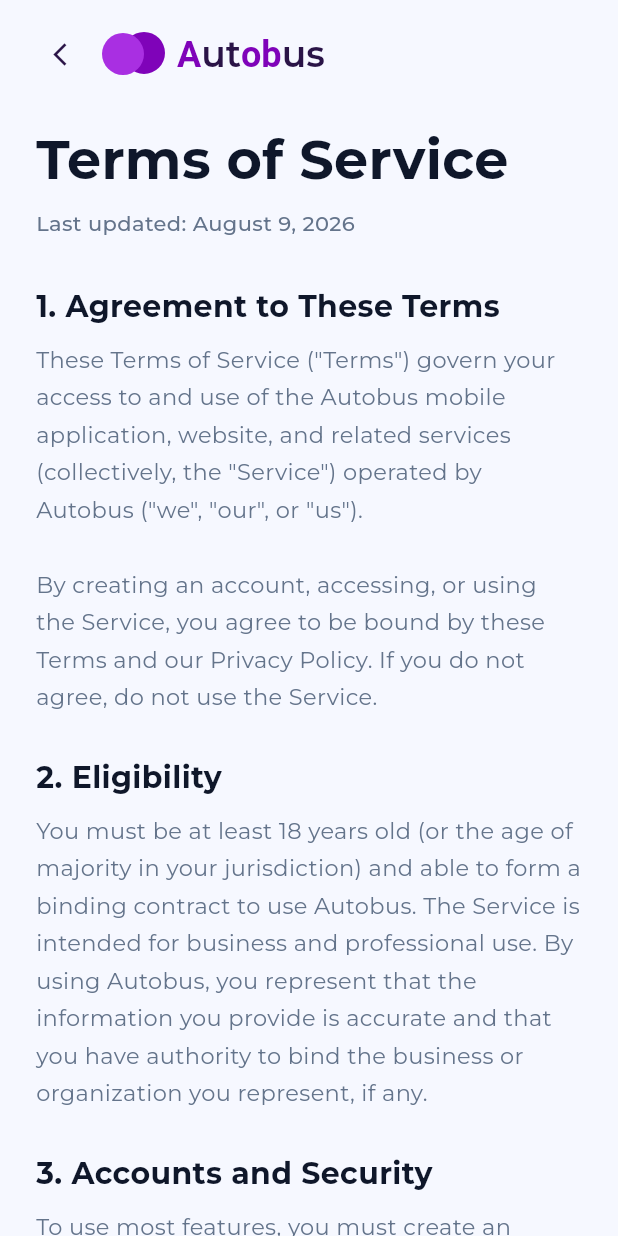
After one commit to frederickohe/autobus-web, a Flutter app: the screen it shows after launch, after a tap on "Terms and Conditions", on a phone screen of 412 x 824 dp. The commit adds this screen. Run offline on Flutter 3.47's test engine with Material 3 defaults, Android fonts, the phone set to English and light mode, and no system bars; our stand-ins replace bloc, equatable, file_picker, flutter_bloc, flutter_dotenv, flutter_secure_storage and 9 more; missing offline and left inert: flutter_paystack_plus, iconify_flutter; network calls fail.

Commit message:
Add public Terms of Service page at /terms for Autobus web.
Co-authored-by: Cursor <cursoragent@cursor.com>

```diff
--- a/lib/features/auth/logorsign.dart
+++ b/lib/features/auth/logorsign.dart
@@ -1,5 +1,8 @@
 import 'package:autobus/barrel.dart';
 import 'package:autobus/features/legal/privacy_policy_page.dart';
+import 'package:autobus/features/legal/terms_of_service_page.dart';
+import 'package:autobus/features/web/legal_web_paths.dart';
+import 'package:flutter/foundation.dart' show kIsWeb;
 
 class LogorSign extends StatelessWidget {
   const LogorSign({super.key});
@@ -188,7 +191,17 @@ class _BottomPanel extends StatelessWidget {
                 mainAxisSize: MainAxisSize.min,
                 children: [
                   GestureDetector(
-                    onTap: () {},
+                    onTap: () {
+                      if (kIsWeb) {
+                        openLegalWebPath('/terms');
+                        return;
+                      }
+                      Navigator.of(context).push(
+                        MaterialPageRoute(
+                          builder: (_) => const TermsOfServicePage(),
+                        ),
+                      );
+                    },
                     child: Text(
                       'Terms and Conditions',
                       style: tStyle(size: 12),
@@ -197,6 +210,10 @@ class _BottomPanel extends StatelessWidget {
                   SizedBox(height: 8 * s),
                   GestureDetector(
                     onTap: () {
+                      if (kIsWeb) {
+                        openLegalWebPath('/privacy');
+                        return;
+                      }
                       Navigator.of(context).push(
                         MaterialPageRoute(
                           builder: (_) => const PrivacyPolicyPage(),
--- /dev/null
+++ b/lib/features/legal/terms_of_service_page.dart
@@ -0,0 +1,341 @@
+import 'package:autobus/barrel.dart';
+import 'package:autobus/features/web/landing/landing.dart';
+import 'package:flutter/foundation.dart' show kIsWeb;
+
+class TermsOfServicePage extends StatelessWidget {
+  const TermsOfServicePage({super.key});
+
+  static const _bg = Color(0xFFF6F8FF);
+  static const _ink = Color(0xFF0F172A);
+  static const _muted = Color(0xFF64748B);
+  static const _brand = Color(0xFF2A1447);
+
+  static const _lastUpdated = 'August 9, 2026';
+  static const _contactEmail = 'privacy@autobus.app';
+
+  @override
+  Widget build(BuildContext context) {
+    return Scaffold(
+      backgroundColor: _bg,
+      body: SafeArea(
+        child: Column(
+          children: [
+            _Header(
+              onBack: () {
+                if (Navigator.of(context).canPop()) {
+                  Navigator.of(context).pop();
+                  return;
+                }
+                if (kIsWeb) {
+                  Navigator.of(context).pushReplacement(
+                    MaterialPageRoute(builder: (_) => const LandingPage()),
+                  );
+                }
+              },
+            ),
+            Expanded(
+              child: SingleChildScrollView(
+                padding: const EdgeInsets.fromLTRB(24, 8, 24, 48),
+                child: Center(
+                  child: ConstrainedBox(
+                    constraints: const BoxConstraints(maxWidth: 760),
+                    child: Column(
+                      crossAxisAlignment: CrossAxisAlignment.start,
+                      children: [
+                        Text(
+                          'Terms of Service',
+                          style: GoogleFonts.montserrat(
+                            fontSize: 36,
+                            fontWeight: FontWeight.w700,
+                            color: _ink,
+                          ),
+                        ),
+                        const SizedBox(height: 8),
+                        Text(
+                          'Last updated: $_lastUpdated',
+                          style: GoogleFonts.montserrat(
+                            fontSize: 14,
+                            fontWeight: FontWeight.w500,
+                            color: _muted,
+                          ),
+                        ),
+                        const SizedBox(height: 32),
+                        const _PolicySection(
+                          title: '1. Agreement to These Terms',
+                          body:
+                              'These Terms of Service ("Terms") govern your access to and use of '
+                              'the Autobus mobile application, website, and related services '
+                              '(collectively, the "Service") operated by Autobus ("we", "our", or "us").\n\n'
+                              'By creating an account, accessing, or using the Service, you agree to be '
+                              'bound by these Terms and our Privacy Policy. If you do not agree, do not '
+                              'use the Service.',
+                        ),
+                        const _PolicySection(
+                          title: '2. Eligibility',
+                          body:
+                              'You must be at least 18 years old (or the age of majority in your '
+                              'jurisdiction) and able to form a binding contract to use Autobus. '
+                              'The Service is intended for business and professional use. By using '
+                              'Autobus, you represent that the information you provide is accurate '
+                              'and that you have authority to bind the business or organization you '
+                              'represent, if any.',
+                        ),
+                        const _PolicySection(
+                          title: '3. Accounts and Security',
+                          body: 'To use most features, you must create an account. You agree to:',
+                          bullets: [
+                            'Provide accurate registration information and keep it up to date.',
+                            'Keep your login credentials, PIN, and verification codes confidential.',
+                            'Notify us promptly of any unauthorized access to your account.',
+                            'Accept responsibility for activity that occurs under your account.',
+                          ],
+                          footer:
+                              'We may suspend or terminate accounts that appear compromised, abusive, '
+                              'or in violation of these Terms.',
+                        ),
+                        const _PolicySection(
+                          title: '4. The Service',
+                          body:
+                              'Autobus is an AI-powered business management platform that may include '
+                              'customer management, orders, products, marketing, messaging, analytics, '
+                              'and related operational tools. Features available to you depend on your '
+                              'subscription plan and configuration.\n\n'
+                              'We may modify, add, or remove features from time to time. We do not '
+                              'guarantee that any particular feature will remain available indefinitely.',
+                        ),
+                        const _PolicySection(
+                          title: '5. Subscriptions and Payments',
+                          body:
+                              'Paid plans are billed through our payment partner (currently Paystack) '
+                              'or other processors we designate. By subscribing, you authorize recurring '
+                              'charges according to your selected plan until you cancel.\n\n'
+                              'Fees are generally non-refundable except where required by law or expressly '
+                              'stated otherwise. Taxes may apply. Failure to pay may result in suspension '
+                              'or loss of access to paid features.',
+                        ),
+                        const _PolicySection(
+                          title: '6. Acceptable Use',
+                          body: 'You agree not to misuse the Service. Prohibited conduct includes:',
+                          bullets: [
+                            'Violating applicable laws, regulations, or third-party rights.',
+                            'Uploading unlawful, harmful, deceptive, or infringing content.',
+                            'Attempting to gain unauthorized access to systems, accounts, or data.',
+                            'Interfering with or disrupting the Service, including through malware or abuse of APIs.',
+                            'Using Autobus to send spam or unsolicited communications in violation of law.',
+                            'Reselling, scraping, or reverse engineering the Service except as permitted by law.',
+                            'Misrepresenting your identity or affiliation when using the Service.',
+                          ],
+                        ),
+                        const _PolicySection(
+                          title: '7. Your Content and Business Data',
+                          body:
+                              'You retain ownership of the business data, media, messages, and other '
+                              'content you submit to Autobus ("Customer Content"). You grant us a limited '
+                              'license to host, process, transmit, and display Customer Content solely as '
+                              'needed to operate and improve the Service for you.\n\n'
+                              'You are responsible for Customer Content, including ensuring you have the '
+                              'rights and consents needed to use it with Autobus and with any third-party '
+                              'integrations you connect.',
+                        ),
+                        const _PolicySection(
+                          title: '8. AI Features',
+                          body:
+                              'Autobus may use artificial intelligence to generate suggestions, drafts, '
+                              'insights, or automated responses. AI outputs can be inaccurate or incomplete. '
+                              'You are responsible for reviewing AI outputs before relying on them for '
+                              'business, legal, financial, or operational decisions.\n\n'
+                              'We do not use your private business data to train public AI models without '
+                              'your consent.',
+                        ),
+                        const _PolicySection(
+                          title: '9. Third-Party Services and Integrations',
+                          body:
+                              'The Service may integrate with third-party platforms (for example payment, '
+                              'messaging, email, social media, or hosting providers). Your use of those '
+                              'services is subject to their terms and privacy policies. Autobus is not '
+                              'responsible for third-party services, outages, or changes to their APIs or policies.',
+                        ),
+                        const _PolicySection(
+                          title: '10. Intellectual Property',
+                          body:
+                              'Autobus, including its software, branding, design, and documentation, is '
+                              'owned by us or our licensors and is protected by intellectual property laws. '
+                              'Except for the limited rights granted to use the Service under these Terms, '
+                              'no rights are transferred to you.',
+                        ),
+                        const _PolicySection(
+                          title: '11. Disclaimers',
+                          body:
+                              'THE SERVICE IS PROVIDED "AS IS" AND "AS AVAILABLE." TO THE MAXIMUM EXTENT '
+                              'PERMITTED BY LAW, WE DISCLAIM ALL WARRANTIES, EXPRESS OR IMPLIED, INCLUDING '
+                              'MERCHANTABILITY, FITNESS FOR A PARTICULAR PURPOSE, AND NON-INFRINGEMENT.\n\n'
+                              'We do not warrant that the Service will be uninterrupted, error-free, or '
+                              'completely secure, or that AI-generated content will meet your requirements.',
+                        ),
+                        const _PolicySection(
+                          title: '12. Limitation of Liability',
+                          body:
+                              'TO THE MAXIMUM EXTENT PERMITTED BY LAW, AUTOBUS AND ITS AFFILIATES, '
+                              'OFFICERS, EMPLOYEES, AND AGENTS WILL NOT BE LIABLE FOR INDIRECT, INCIDENTAL, '
+                              'SPECIAL, CONSEQUENTIAL, OR PUNITIVE DAMAGES, OR FOR LOST PROFITS, REVENUE, '
+                              'DATA, OR BUSINESS OPPORTUNITIES, ARISING FROM YOUR USE OF THE SERVICE.\n\n'
+                              'OUR TOTAL LIABILITY FOR ANY CLAIM ARISING OUT OF THESE TERMS OR THE SERVICE '
+                              'WILL NOT EXCEED THE AMOUNTS YOU PAID TO AUTOBUS FOR THE SERVICE IN THE '
+                              'TWELVE (12) MONTHS BEFORE THE CLAIM AROSE.',
+                        ),
+                        const _PolicySection(
+                          title: '13. Termination',
+                          body:
+                              'You may stop using Autobus at any time and may request account deletion '
+                              'subject to our Privacy Policy and applicable law. We may suspend or terminate '
+                              'access if you violate these Terms, fail to pay fees, or if we discontinue the '
+                              'Service.\n\n'
+                              'Sections that by their nature should survive (including intellectual property, '
+                              'disclaimers, limitation of liability, and governing law) will survive termination.',
+                        ),
+                        const _PolicySection(
+                          title: '14. Governing Law',
+                          body:
+                              'These Terms are governed by the laws of Ghana, without regard to conflict '
+                              'of law principles. Courts located in Ghana will have exclusive jurisdiction '
+                              'over disputes arising from these Terms or the Service, except where '
+                              'mandatory consumer protections require otherwise.',
+                        ),
+                        const _PolicySection(
+                          title: '15. Changes to These Terms',
+                          body:
+                              'We may update these Terms from time to time. When we do, we will revise '
+                              'the "Last updated" date on this page. Material changes may also be communicated '
+                              'through the app or by email. Continued use of Autobus after changes become '
+                              'effective constitutes acceptance of the updated Terms.',
+                        ),
+                        const _PolicySection(
+                          title: '16. Contact Us',
+                          body:
+                              'If you have questions about these Terms of Service, contact us at:\n\n'
+                              'Autobus\n'
+                              'Email: $_contactEmail\n'
+                              'Website: https://useautobus.com\n\n'
+                              'These Terms apply to the Autobus web platform and mobile applications, '
+                              'including distribution via Google Play and other platforms.',
+                        ),
+                      ],
+                    ),
+                  ),
+                ),
+              ),
+            ),
+          ],
+        ),
+      ),
+    );
+  }
+}
+
+class _Header extends StatelessWidget {
+  const _Header({required this.onBack});
+
+  final VoidCallback onBack;
+
+  @override
+  Widget build(BuildContext context) {
+    return Padding(
+      padding: const EdgeInsets.fromLTRB(16, 12, 24, 12),
+      child: Row(
+        children: [
+          IconButton(
+            onPressed: onBack,
+            icon: const Icon(Icons.arrow_back_ios_new, size: 18),
+            color: TermsOfServicePage._brand,
+          ),
+          const SizedBox(width: 4),
+          Row(
+            mainAxisSize: MainAxisSize.min,
+            children: const [
+              AutobusMark(circleSize: 28),
+              SizedBox(width: 8),
+              AutobusWordmark(
+                fontSize: 24,
+                fontWeight: FontWeight.w600,
+                baseColor: TermsOfServicePage._brand,
+                accentColor: CustColors.logodeep,
+                textAlign: TextAlign.left,
+              ),
+            ],
+          ),
+        ],
+      ),
+    );
+  }
+}
+
+class _PolicySection extends StatelessWidget {
+  const _PolicySection({
+    required this.title,
+    required this.body,
+    this.bullets = const [],
+    this.footer,
+  });
+
+  final String title;
+  final String body;
+  final List<String> bullets;
+  final String? footer;
+
+  @override
+  Widget build(BuildContext context) {
+    final titleStyle = GoogleFonts.montserrat(
+      fontSize: 20,
+      fontWeight: FontWeight.w700,
+      color: TermsOfServicePage._ink,
+      height: 1.3,
+    );
+    final bodyStyle = GoogleFonts.montserrat(
+      fontSize: 15,
+      fontWeight: FontWeight.w400,
+      color: TermsOfServicePage._muted,
+      height: 1.7,
+    );
+
+    return Padding(
+      padding: const EdgeInsets.only(bottom: 28),
+      child: Column(
+        crossAxisAlignment: CrossAxisAlignment.start,
+        children: [
+          Text(title, style: titleStyle),
+          const SizedBox(height: 10),
+          Text(body, style: bodyStyle),
+          if (bullets.isNotEmpty) ...[
+            const SizedBox(height: 12),
+            ...bullets.map(
+              (item) => Padding(
+                padding: const EdgeInsets.only(bottom: 8),
+                child: Row(
+                  crossAxisAlignment: CrossAxisAlignment.start,
+                  children: [
+                    Padding(
+                      padding: const EdgeInsets.only(top: 8, right: 10),
+                      child: Container(
+                        width: 6,
+                        height: 6,
+                        decoration: const BoxDecoration(
+                          color: CustColors.logodeep,
+                          shape: BoxShape.circle,
+                        ),
+                      ),
+                    ),
+                    Expanded(child: Text(item, style: bodyStyle)),
+                  ],
+                ),
+              ),
+            ),
+          ],
+          if (footer != null) ...[
+            const SizedBox(height: 10),
+            Text(footer!, style: bodyStyle),
+          ],
+        ],
+      ),
+    );
+  }
+}
--- a/lib/features/web/landing/landing_footer.dart
+++ b/lib/features/web/landing/landing_footer.dart
@@ -1,6 +1,7 @@
 import 'package:autobus/barrel.dart';
 import 'package:autobus/features/legal/account_deletion_page.dart';
 import 'package:autobus/features/legal/privacy_policy_page.dart';
+import 'package:autobus/features/legal/terms_of_service_page.dart';
 import 'package:autobus/features/web/legal_web_paths.dart';
 import 'package:flutter/foundation.dart' show kIsWeb;
 
@@ -28,6 +29,16 @@ class LandingFooter extends StatelessWidget {
     );
   }
 
+  void _openTermsOfService(BuildContext context) {
+    if (kIsWeb) {
+      openLegalWebPath('/terms');
+      return;
+    }
+    Navigator.of(context).push(
+      MaterialPageRoute(builder: (_) => const TermsOfServicePage()),
+    );
+  }
+
   void _openAccountDeletion(BuildContext context) {
     if (kIsWeb) {
       openLegalWebPath('/delete-account');
@@ -52,14 +63,18 @@ class LandingFooter extends StatelessWidget {
       child: Center(
         child: ConstrainedBox(
           constraints: const BoxConstraints(maxWidth: 1200),
-          child: isNarrow ? _NarrowContent(
+          child: isNarrow
+              ? _NarrowContent(
                   year: year,
                   onPrivacyTap: () => _openPrivacyPolicy(context),
+                  onTermsTap: () => _openTermsOfService(context),
                   onAccountDeletionTap: () => _openAccountDeletion(context),
                   onGetStarted: onGetStarted,
-          ) : _WideContent(
+                )
+              : _WideContent(
                   year: year,
                   onPrivacyTap: () => _openPrivacyPolicy(context),
+                  onTermsTap: () => _openTermsOfService(context),
                   onAccountDeletionTap: () => _openAccountDeletion(context),
                   onGetStarted: onGetStarted,
                 ),
@@ -73,12 +88,14 @@ class _WideContent extends StatelessWidget {
   const _WideContent({
     required this.year,
     required this.onPrivacyTap,
+    required this.onTermsTap,
     required this.onAccountDeletionTap,
     this.onGetStarted,
   });
 
   final int year;
   final VoidCallback onPrivacyTap;
+  final VoidCallback onTermsTap;
   final VoidCallback onAccountDeletionTap;
   final VoidCallback? onGetStarted;
 
@@ -141,10 +158,13 @@ class _WideContent extends StatelessWidget {
                     onTap: onPrivacyTap,
                   ),
                   _FooterLink(
+                    label: 'Terms & Conditions',
+                    onTap: onTermsTap,
+                  ),
+                  _FooterLink(
                     label: 'Account Deletion',
                     onTap: onAccountDeletionTap,
                   ),
-                  const _FooterLink(label: 'Terms & Conditions'),
                 ],
               ),
             ),
@@ -196,12 +216,14 @@ class _NarrowContent extends StatelessWidget {
   const _NarrowContent({
     required this.year,
     required this.onPrivacyTap,
+    required this.onTermsTap,
     required this.onAccountDeletionTap,
     this.onGetStarted,
   });
 
   final int year;
   final VoidCallback onPrivacyTap;
+  final VoidCallback onTermsTap;
   final VoidCallback onAccountDeletionTap;
   final VoidCallback? onGetStarted;
 
@@ -239,11 +261,11 @@ class _NarrowContent extends StatelessWidget {
           title: 'Legal',
           links: [
             _FooterLink(label: 'Privacy Policy', onTap: onPrivacyTap),
+            _FooterLink(label: 'Terms & Conditions', onTap: onTermsTap),
             _FooterLink(
               label: 'Account Deletion',
               onTap: onAccountDeletionTap,
             ),
-            const _FooterLink(label: 'Terms & Conditions'),
           ],
         ),
         const SizedBox(height: 24),
@@ -292,10 +314,12 @@ class _FooterLinkGroup extends StatelessWidget {
           ),
         ),
         const SizedBox(height: 14),
-        ...links.map((link) => Padding(
+        ...links.map(
+          (link) => Padding(
             padding: const EdgeInsets.only(bottom: 10),
             child: link,
-        )),
+          ),
+        ),
       ],
     );
   }
@@ -323,7 +347,10 @@ class _FooterLink extends StatelessWidget {
     if (onTap != null) {
       return InkWell(
         onTap: onTap,
-        child: Text(label, style: style.copyWith(decoration: TextDecoration.underline)),
+        child: Text(
+          label,
+          style: style.copyWith(decoration: TextDecoration.underline),
+        ),
       );
     }
 
--- a/lib/features/web/legal_web_paths.dart
+++ b/lib/features/web/legal_web_paths.dart
@@ -1,5 +1,6 @@
 import 'package:autobus/features/legal/account_deletion_page.dart';
 import 'package:autobus/features/legal/privacy_policy_page.dart';
+import 'package:autobus/features/legal/terms_of_service_page.dart';
 import 'package:flutter/foundation.dart' show kIsWeb;
 import 'package:flutter/material.dart';
 import 'package:url_launcher/url_launcher.dart';
@@ -17,6 +18,8 @@ bool isLegalWebPath(String path) {
   switch (normalizeWebPath(path)) {
     case '/privacy':
     case '/privacy-policy':
+    case '/terms':
+    case '/terms-of-service':
     case '/delete-account':
     case '/account-deletion':
       return true;
@@ -30,6 +33,9 @@ Widget? legalPageForWebPath(String path) {
     case '/privacy':
     case '/privacy-policy':
       return const PrivacyPolicyPage();
+    case '/terms':
+    case '/terms-of-service':
+      return const TermsOfServicePage();
     case '/delete-account':
     case '/account-deletion':
       return const AccountDeletionPage();
```
Lines whose indentation alone changed are shown as unchanged.
